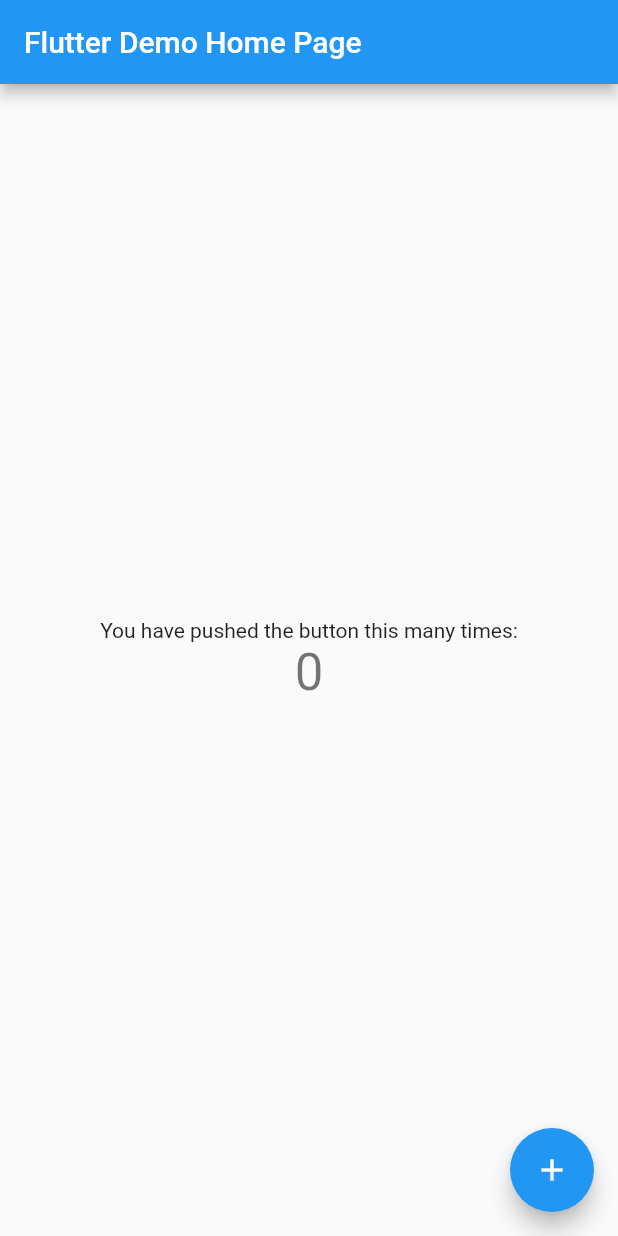
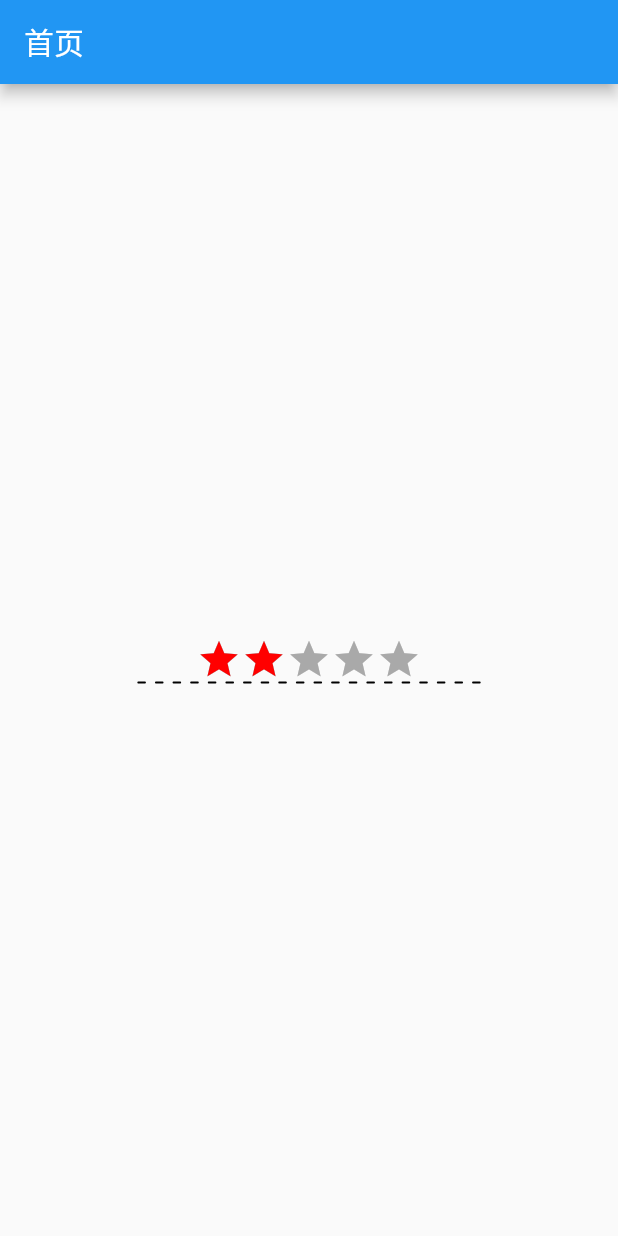
Before and after one commit to xiaoshen9404/app_flutter_remeak, a Flutter app: the screen it shows after launch, on a phone screen of 412 x 824 dp. Run offline on Flutter 3.47's test engine with Material 2 defaults, Android fonts, the light colour scheme and no system bars; our stand-ins replace flutter_screenutil.

Commit message:
dashed line

```diff
--- a/lib/main.dart
+++ b/lib/main.dart
@@ -1,4 +1,7 @@
+import 'package:app_flutter_remeak/widgets/custom_star_rating.dart';
+import 'package:app_flutter_remeak/widgets/dashed_line.dart';
 import 'package:flutter/material.dart';
+import 'package:flutter_screenutil/flutter_screenutil.dart';
 
 void main() {
   runApp(const MyApp());
@@ -7,109 +10,64 @@
 class MyApp extends StatelessWidget {
   const MyApp({Key? key}) : super(key: key);
 
-  // This widget is the root of your application.
   @override
   Widget build(BuildContext context) {
+    return ScreenUtilInit(
+      designSize: const Size(360, 690),
+      minTextAdapt: true,
+      splitScreenMode: true,
+      builder: (BuildContext context, Widget? child) {
         return MaterialApp(
-      title: 'Flutter Demo',
+          //... other code
+          builder: (context, widget) {
+            //add this line
+            // ScreenUtil.setContext(context);
+            return MediaQuery(
+              //Setting font does not change with system font size
+              data: MediaQuery.of(context).copyWith(textScaleFactor: 1.0),
+              child: widget!,
+            );
+          },
           theme: ThemeData(
-        // This is the theme of your application.
-        //
-        // Try running your application with "flutter run". You'll see the
-        // application has a blue toolbar. Then, without quitting the app, try
-        // changing the primarySwatch below to Colors.green and then invoke
-        // "hot reload" (press "r" in the console where you ran "flutter run",
-        // or simply save your changes to "hot reload" in a Flutter IDE).
-        // Notice that the counter didn't reset back to zero; the application
-        // is not restarted.
-        primarySwatch: Colors.blue,
+            textTheme: TextTheme(
+                //要支持下面这个需要使用第一种初始化方式
+                button: TextStyle(fontSize: 45.sp)),
           ),
-      home: const MyHomePage(title: 'Flutter Demo Home Page'),
+          home: const HomePage(),
+        );
+      },
     );
   }
 }
 
-class MyHomePage extends StatefulWidget {
-  const MyHomePage({Key? key, required this.title}) : super(key: key);
-
-  // This widget is the home page of your application. It is stateful, meaning
-  // that it has a State object (defined below) that contains fields that affect
-  // how it looks.
-
-  // This class is the configuration for the state. It holds the values (in this
-  // case the title) provided by the parent (in this case the App widget) and
-  // used by the build method of the State. Fields in a Widget subclass are
-  // always marked "final".
-
-  final String title;
-
-  @override
-  State<MyHomePage> createState() => _MyHomePageState();
-}
-
-class _MyHomePageState extends State<MyHomePage> {
-  int _counter = 0;
-
-  void _incrementCounter() {
-    setState(() {
-      // This call to setState tells the Flutter framework that something has
-      // changed in this State, which causes it to rerun the build method below
-      // so that the display can reflect the updated values. If we changed
-      // _counter without calling setState(), then the build method would not be
-      // called again, and so nothing would appear to happen.
-      _counter++;
-    });
-  }
+class HomePage extends StatelessWidget {
+  const HomePage({Key? key}) : super(key: key);
 
   @override
   Widget build(BuildContext context) {
-    // This method is rerun every time setState is called, for instance as done
-    // by the _incrementCounter method above.
-    //
-    // The Flutter framework has been optimized to make rerunning build methods
-    // fast, so that you can just rebuild anything that needs updating rather
-    // than having to individually change instances of widgets.
     return Scaffold(
         appBar: AppBar(
-        // Here we take the value from the MyHomePage object that was created by
-        // the App.build method, and use it to set our appbar title.
-        title: Text(widget.title),
+          title: const Text(
+            "首页",
+            style: TextStyle(fontSize: 20),
+          ),
         ),
         body: Center(
-        // Center is a layout widget. It takes a single child and positions it
-        // in the middle of the parent.
           child: Column(
-          // Column is also a layout widget. It takes a list of children and
-          // arranges them vertically. By default, it sizes itself to fit its
-          // children horizontally, and tries to be as tall as its parent.
-          //
-          // Invoke "debug painting" (press "p" in the console, choose the
-          // "Toggle Debug Paint" action from the Flutter Inspector in Android
-          // Studio, or the "Toggle Debug Paint" command in Visual Studio Code)
-          // to see the wireframe for each widget.
-          //
-          // Column has various properties to control how it sizes itself and
-          // how it positions its children. Here we use mainAxisAlignment to
-          // center the children vertically; the main axis here is the vertical
-          // axis because Columns are vertical (the cross axis would be
-          // horizontal).
-          mainAxisAlignment: MainAxisAlignment.center,
-          children: <Widget>[
-            const Text(
-              'You have pushed the button this many times:',
+              mainAxisSize: MainAxisSize.min,
+              crossAxisAlignment: CrossAxisAlignment.center,
+              children: [
+                CustomStarRating(totalRating: 7, rating: 3.7),
+                Container(
+                  width: 200.w,
+                  child: DashedLine(
+                    count: 20,
+                    dashedWidth: 5.w,
+                    dashedHeight: 1.h,
+                    borderRadius: BorderRadius.all(Radius.circular(3.r)),
                   ),
-            Text(
-              '$_counter',
-              style: Theme.of(context).textTheme.headline4,
-            ),
-          ],
-        ),
-      ),
-      floatingActionButton: FloatingActionButton(
-        onPressed: _incrementCounter,
-        tooltip: 'Increment',
-        child: const Icon(Icons.add),
-      ), // This trailing comma makes auto-formatting nicer for build methods.
-    );
+                )
+              ]),
+        ));
   }
 }
--- /dev/null
+++ b/lib/widgets/custom_star_rating.dart
@@ -0,0 +1,103 @@
+import 'package:flutter/material.dart';
+
+/// 评分条 */
+class CustomStarRating extends StatefulWidget {
+  double starSize;
+  int starCount;
+  double rating; //分数
+  int totalRating; //总分
+  Color starColor;
+  Color starBorderColor;
+  Widget unSelectWidget;
+  Widget selectWidget;
+
+  CustomStarRating({
+    this.starCount = 5,
+    this.rating = 10,
+    this.totalRating = 10,
+    this.starColor = const Color(0xffff0000),
+    this.starBorderColor = const Color(0xffa9a9a9),
+    this.starSize = 30,
+    Widget? unSelect,
+    Widget? select,
+  })  : this.unSelectWidget = unSelect ??
+            Icon(
+              Icons.star,
+              color: starBorderColor,
+              size: starSize,
+            ),
+        this.selectWidget = select ??
+            Icon(
+              Icons.star,
+              color: starColor,
+              size: starSize,
+            );
+
+  @override
+  State<CustomStarRating> createState() => _CustomStarRatingState();
+}
+
+class _CustomStarRatingState extends State<CustomStarRating> {
+  @override
+  Widget build(BuildContext context) {
+    return Stack(
+      children: [
+        Row(mainAxisSize: MainAxisSize.min, children: buildUnselectStar()),
+        Row(mainAxisSize: MainAxisSize.min, children: buildselectStar()),
+      ],
+    );
+  }
+
+  List<Widget> buildUnselectStar() {
+    return List.generate(widget.starCount, (index) {
+      return widget.unSelectWidget;
+    });
+  }
+
+  List<Widget> buildselectStar() {
+    //每颗星对应多少分数
+    double oneStarProgress = widget.totalRating / widget.starCount;
+    //当前分数对应多少星，整数部分
+    int starProgress = widget.rating ~/ oneStarProgress;
+    //剩余分数占 一颗星的百分比
+    double surplusProportion =
+        (widget.rating % oneStarProgress) / oneStarProgress;
+
+    //添加整数部分的星
+    List<Widget> stars = List.generate(starProgress, (index) {
+      return widget.selectWidget;
+    });
+
+    //添加小数部分的星
+    if (surplusProportion != 0) {
+      //裁剪星星
+      ClipRect clipStar = ClipRect(
+        child: widget.selectWidget,
+        clipper: StarCliper(showProportion: surplusProportion),
+      );
+      stars.add(clipStar);
+    }
+    return stars;
+  }
+}
+
+class StarCliper extends CustomClipper<Rect> {
+  //展示部分的百分比
+  double showProportion;
+
+  StarCliper({@required this.showProportion = 1});
+
+  @override
+  Rect getClip(Size size) {
+    return Rect.fromLTRB(0, 0, size.width * showProportion, size.height);
+  }
+
+  /**
+   * 是否需要重新裁剪
+   */
+  @override
+  bool shouldReclip(StarCliper oldClipper) {
+    //当占比发生变化时，才需要裁剪
+    return oldClipper.showProportion != this.showProportion;
+  }
+}
--- /dev/null
+++ b/lib/widgets/dashed_line.dart
@@ -0,0 +1,36 @@
+import 'package:flutter/material.dart';
+
+class DashedLine extends StatelessWidget {
+  final Axis axis;
+  final double dashedWidth;
+  final double dashedHeight;
+  final int count;
+  final Color color;
+  final BorderRadius? borderRadius;
+
+  DashedLine({
+    this.axis = Axis.horizontal,
+    this.dashedWidth = 0,
+    this.dashedHeight = 0,
+    this.count = 0,
+    this.color = Colors.black,
+    this.borderRadius,
+  });
+
+  @override
+  Widget build(BuildContext context) {
+    return Flex(
+      direction: axis,
+      mainAxisAlignment: MainAxisAlignment.spaceBetween,
+      children: List.generate(count, (index) {
+        return SizedBox(
+            width: dashedWidth,
+            height: dashedHeight,
+            child: DecoratedBox(
+              decoration:
+                  BoxDecoration(color: color, borderRadius: borderRadius),
+            ));
+      }),
+    );
+  }
+}
--- a/pubspec.yaml
+++ b/pubspec.yaml
@@ -34,6 +34,8 @@
   # The following adds the Cupertino Icons font to your application.
   # Use with the CupertinoIcons class for iOS style icons.
   cupertino_icons: ^1.0.2
+  flutter_screenutil: ^5.5.3+2
+  dio: ^4.0.6
 
 dev_dependencies:
   flutter_test:
```
Also changed, not shown: pubspec.lock. Lines whose indentation alone changed are shown as unchanged.
